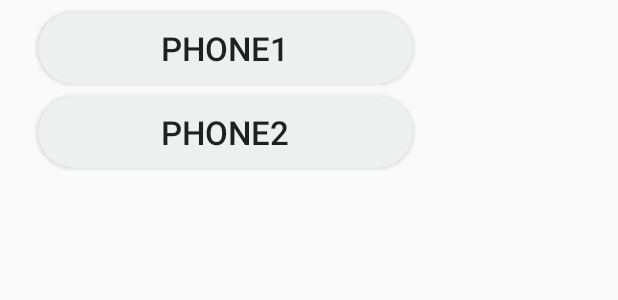
After one commit to Ruslan16021984/AndroidAppCityEnProject, an Android app: the layout custom_dialog.xml on its own in the app's theme, with its tools: preview values and no code run, on a phone screen of 412 x 824 dp. The commit adds this screen. Shown: the top 300 px of the screen. Run offline under Robolectric (Android 15) with nearby library versions, the phone set to English and light mode, and no system bars.

Commit message:
Add alerdialog

```diff
--- /dev/null
+++ b/app/src/main/res/layout/custom_dialog.xml
@@ -0,0 +1,37 @@
+<?xml version="1.0" encoding="utf-8"?>
+<android.support.constraint.ConstraintLayout
+    xmlns:android="http://schemas.android.com/apk/res/android"
+    xmlns:app="http://schemas.android.com/apk/res-auto"
+    android:layout_width="300dp"
+    android:layout_height="130dp"
+    android:background= "@null">
+
+    <Button
+        android:id="@+id/phone1"
+        android:layout_width="250dp"
+        android:layout_height="wrap_content"
+        android:layout_marginStart="16dp"
+        android:layout_marginTop="8dp"
+        android:layout_marginEnd="16dp"
+        android:background="@drawable/button_rounded"
+        android:gravity="center"
+        android:text="phone1"
+        android:textSize="22dp"
+        app:layout_constraintEnd_toEndOf="parent"
+        app:layout_constraintStart_toStartOf="parent"
+        app:layout_constraintTop_toTopOf="parent" />
+
+    <Button
+        android:id="@+id/phone2"
+        android:layout_width="250dp"
+        android:layout_height="wrap_content"
+        android:layout_marginStart="16dp"
+        android:layout_marginTop="8dp"
+        android:layout_marginEnd="16dp"
+        android:background="@drawable/button_rounded"
+        android:text="phone2"
+        android:textSize="22dp"
+        app:layout_constraintEnd_toEndOf="parent"
+        app:layout_constraintStart_toStartOf="parent"
+        app:layout_constraintTop_toBottomOf="@+id/phone1" />
+</android.support.constraint.ConstraintLayout>
```
Also changed, not shown: app/src/main/java/encityproject/rightcodeit/com/encityproject/phoneBook/ArrayOfContacts.java (+22 -22 lines), app/src/main/java/encityproject/rightcodeit/com/encityproject/phoneBook/ContactActivity.java (+68 -8 lines), app/src/main/java/encityproject/rightcodeit/com/encityproject/phoneBook/ContactAdapter.java (+10 -1 lines), app/src/main/res/layout/item_contact.xml (+26 -9 lines).
